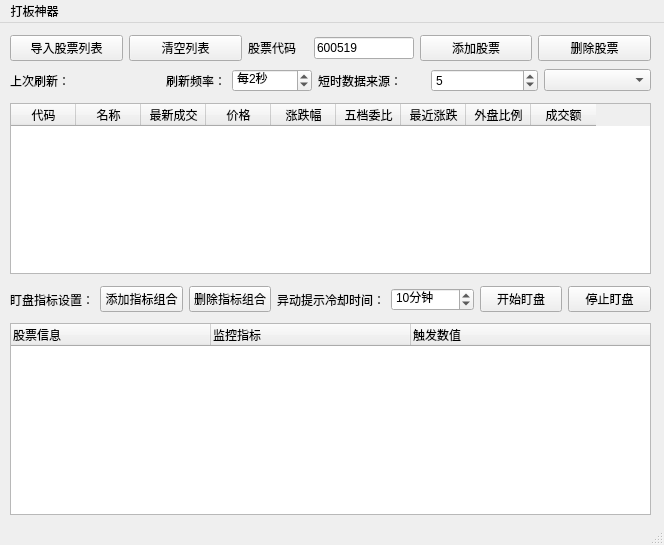
This is QtDesign/LiveTracker.ui in victor647/QuantumStockTrade as Qt 5 draws it before an edit. The edited form follows.
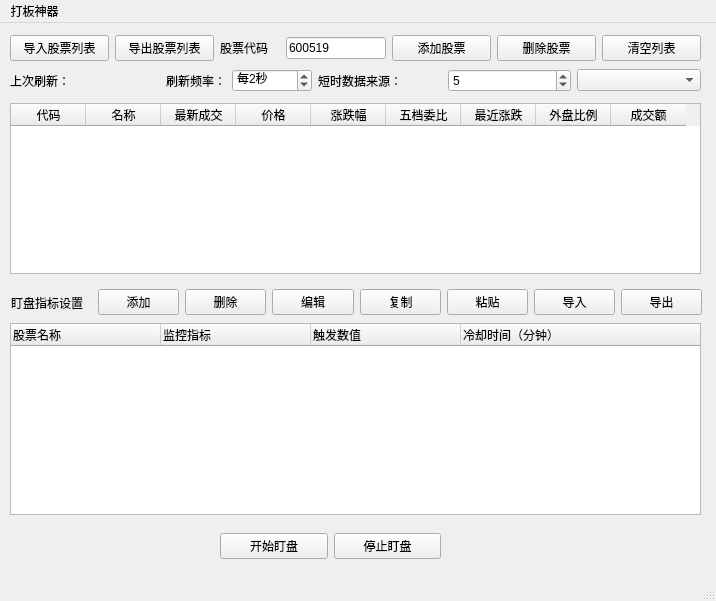
This is the edited form.

Commit message: 添加导入导出盯盘指标功能

The edit to the form file:
```diff
--- a/QtDesign/LiveTracker.ui
+++ b/QtDesign/LiveTracker.ui
@@ -6,8 +6,8 @@
    <rect>
     <x>0</x>
     <y>0</y>
-    <width>664</width>
-    <height>545</height>
+    <width>716</width>
+    <height>601</height>
    </rect>
   </property>
   <property name="windowTitle">
@@ -19,7 +19,7 @@
      <rect>
       <x>10</x>
       <y>80</y>
-      <width>641</width>
+      <width>691</width>
       <height>171</height>
      </rect>
     </property>
@@ -36,7 +36,7 @@
      <number>0</number>
     </property>
     <attribute name="horizontalHeaderDefaultSectionSize">
-     <number>65</number>
+     <number>75</number>
     </attribute>
     <attribute name="verticalHeaderDefaultSectionSize">
      <number>25</number>
@@ -92,7 +92,7 @@
      <rect>
       <x>10</x>
       <y>10</y>
-      <width>641</width>
+      <width>691</width>
       <height>62</height>
      </rect>
     </property>
@@ -113,7 +113,7 @@
         </widget>
        </item>
        <item>
-        <widget class="QPushButton" name="btnClearStocks">
+        <widget class="QPushButton" name="btnExportStockList">
          <property name="font">
           <font>
            <family>Microsoft YaHei UI</family>
@@ -121,7 +121,7 @@
           </font>
          </property>
          <property name="text">
-          <string>清空列表</string>
+          <string>导出股票列表</string>
          </property>
         </widget>
        </item>
@@ -190,6 +190,19 @@
          </property>
         </widget>
        </item>
+       <item>
+        <widget class="QPushButton" name="btnClearStocks">
+         <property name="font">
+          <font>
+           <family>Microsoft YaHei UI</family>
+           <pointsize>9</pointsize>
+          </font>
+         </property>
+         <property name="text">
+          <string>清空列表</string>
+         </property>
+        </widget>
+       </item>
       </layout>
      </item>
      <item>
@@ -268,7 +281,6 @@
          <property name="font">
           <font>
            <family>Microsoft YaHei UI</family>
-           <pointsize>9</pointsize>
           </font>
          </property>
          <property name="text">
@@ -310,13 +322,10 @@
      <rect>
       <x>10</x>
       <y>300</y>
-      <width>641</width>
+      <width>691</width>
       <height>192</height>
      </rect>
     </property>
-    <property name="sizeAdjustPolicy">
-     <enum>QAbstractScrollArea::AdjustToContents</enum>
-    </property>
     <property name="editTriggers">
      <set>QAbstractItemView::EditKeyPressed|QAbstractItemView::SelectedClicked</set>
     </property>
@@ -324,14 +333,14 @@
      <bool>true</bool>
     </attribute>
     <attribute name="headerMinimumSectionSize">
-     <number>200</number>
+     <number>150</number>
     </attribute>
     <attribute name="headerDefaultSectionSize">
-     <number>200</number>
+     <number>150</number>
     </attribute>
     <column>
      <property name="text">
-      <string>股票信息</string>
+      <string>股票名称</string>
      </property>
     </column>
     <column>
@@ -344,91 +353,22 @@
       <string>触发数值</string>
      </property>
     </column>
+    <column>
+     <property name="text">
+      <string>冷却时间（分钟）</string>
+     </property>
+    </column>
    </widget>
    <widget class="QWidget" name="layoutWidget">
     <property name="geometry">
      <rect>
-      <x>10</x>
-      <y>261</y>
-      <width>641</width>
-      <height>31</height>
+      <x>220</x>
+      <y>510</y>
+      <width>221</width>
+      <height>27</height>
      </rect>
     </property>
-    <layout class="QHBoxLayout" name="horizontalLayout_4">
-     <item>
-      <widget class="QLabel" name="lblMonitorConditions">
-       <property name="font">
-        <font>
-         <family>Microsoft YaHei UI</family>
-         <pointsize>9</pointsize>
-        </font>
-       </property>
-       <property name="text">
-        <string>盯盘指标设置：</string>
-       </property>
-      </widget>
-     </item>
-     <item>
-      <widget class="QPushButton" name="btnAddCondition">
-       <property name="font">
-        <font>
-         <family>Microsoft YaHei UI</family>
-         <pointsize>9</pointsize>
-        </font>
-       </property>
-       <property name="text">
-        <string>添加指标组合</string>
-       </property>
-      </widget>
-     </item>
-     <item>
-      <widget class="QPushButton" name="btnDeleteCondition">
-       <property name="font">
-        <font>
-         <family>Microsoft YaHei UI</family>
-         <pointsize>9</pointsize>
-        </font>
-       </property>
-       <property name="text">
-        <string>删除指标组合</string>
-       </property>
-      </widget>
-     </item>
-     <item>
-      <widget class="QLabel" name="lblCooldownTime">
-       <property name="font">
-        <font>
-         <family>Microsoft YaHei UI</family>
-         <pointsize>9</pointsize>
-        </font>
-       </property>
-       <property name="text">
-        <string>异动提示冷却时间：</string>
-       </property>
-      </widget>
-     </item>
-     <item>
-      <widget class="QSpinBox" name="spbCooldownTime">
-       <property name="font">
-        <font>
-         <family>Microsoft YaHei UI</family>
-         <pointsize>9</pointsize>
-        </font>
-       </property>
-       <property name="suffix">
-        <string>分钟</string>
-       </property>
-       <property name="minimum">
-        <number>1</number>
-       </property>
-       <property name="maximum">
-        <number>60</number>
-       </property>
-       <property name="value">
-        <number>10</number>
-       </property>
-      </widget>
-     </item>
+    <layout class="QHBoxLayout" name="horizontalLayout_3">
      <item>
       <widget class="QPushButton" name="btnStartTracking">
        <property name="font">
@@ -457,14 +397,129 @@
      </item>
     </layout>
    </widget>
+   <widget class="QWidget" name="layoutWidget">
+    <property name="geometry">
+     <rect>
+      <x>11</x>
+      <y>266</y>
+      <width>691</width>
+      <height>27</height>
+     </rect>
+    </property>
+    <layout class="QHBoxLayout" name="horizontalLayout_4">
+     <item>
+      <widget class="QLabel" name="lblMonitorConditions">
+       <property name="font">
+        <font>
+         <family>Microsoft YaHei UI</family>
+        </font>
+       </property>
+       <property name="text">
+        <string>盯盘指标设置</string>
+       </property>
+      </widget>
+     </item>
+     <item>
+      <widget class="QPushButton" name="btnAddCondition">
+       <property name="font">
+        <font>
+         <family>Microsoft YaHei UI</family>
+         <pointsize>9</pointsize>
+        </font>
+       </property>
+       <property name="text">
+        <string>添加</string>
+       </property>
+      </widget>
+     </item>
+     <item>
+      <widget class="QPushButton" name="btnDeleteCondition">
+       <property name="font">
+        <font>
+         <family>Microsoft YaHei UI</family>
+         <pointsize>9</pointsize>
+        </font>
+       </property>
+       <property name="text">
+        <string>删除</string>
+       </property>
+      </widget>
+     </item>
+     <item>
+      <widget class="QPushButton" name="btnAddCondition_2">
+       <property name="font">
+        <font>
+         <family>Microsoft YaHei UI</family>
+         <pointsize>9</pointsize>
+        </font>
+       </property>
+       <property name="text">
+        <string>编辑</string>
+       </property>
+      </widget>
+     </item>
+     <item>
+      <widget class="QPushButton" name="btnCopyCondition">
+       <property name="font">
+        <font>
+         <family>Microsoft YaHei UI</family>
+         <pointsize>9</pointsize>
+        </font>
+       </property>
+       <property name="text">
+        <string>复制</string>
+       </property>
+      </widget>
+     </item>
+     <item>
+      <widget class="QPushButton" name="btnPasteCondition">
+       <property name="font">
+        <font>
+         <family>Microsoft YaHei UI</family>
+         <pointsize>9</pointsize>
+        </font>
+       </property>
+       <property name="text">
+        <string>粘贴</string>
+       </property>
+      </widget>
+     </item>
+     <item>
+      <widget class="QPushButton" name="btnImportMonitorConditions">
+       <property name="font">
+        <font>
+         <family>Microsoft YaHei UI</family>
+         <pointsize>9</pointsize>
+        </font>
+       </property>
+       <property name="text">
+        <string>导入</string>
+       </property>
+      </widget>
+     </item>
+     <item>
+      <widget class="QPushButton" name="btnExportMonitorConditions">
+       <property name="font">
+        <font>
+         <family>Microsoft YaHei UI</family>
+         <pointsize>9</pointsize>
+        </font>
+       </property>
+       <property name="text">
+        <string>导出</string>
+       </property>
+      </widget>
+     </item>
+    </layout>
+   </widget>
   </widget>
   <widget class="QMenuBar" name="menubar">
    <property name="geometry">
     <rect>
      <x>0</x>
      <y>0</y>
-     <width>664</width>
-     <height>22</height>
+     <width>716</width>
+     <height>23</height>
     </rect>
    </property>
    <widget class="QMenu" name="menu">
```
Left out of the diff: 177 changed lines with no effect on the pictures. The commit also changes 16 other files.
